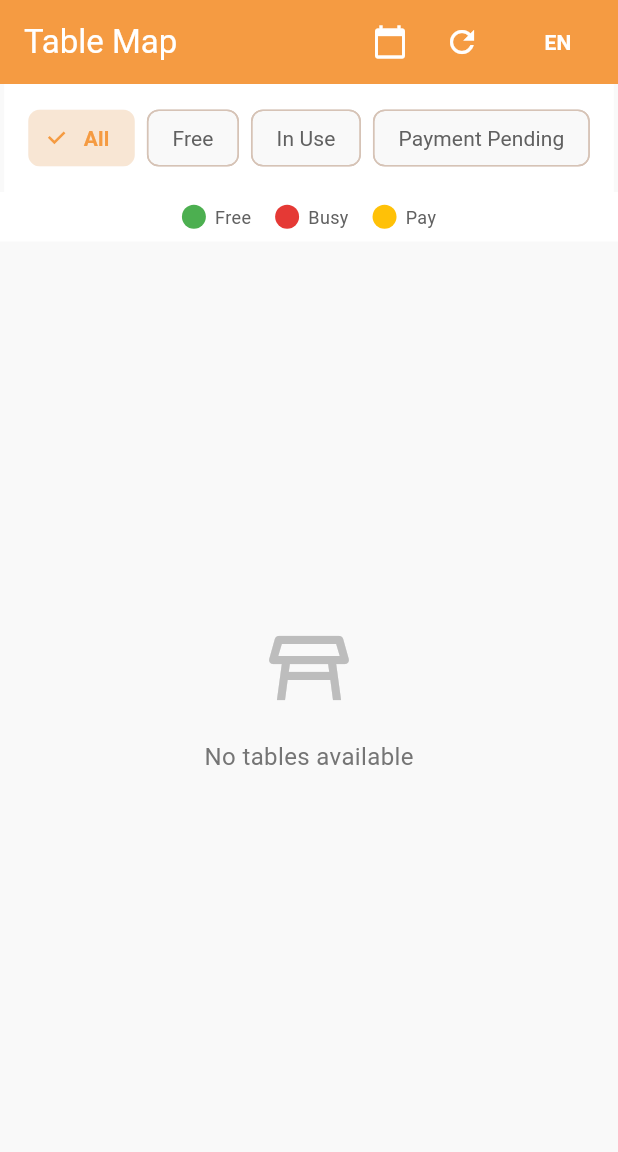
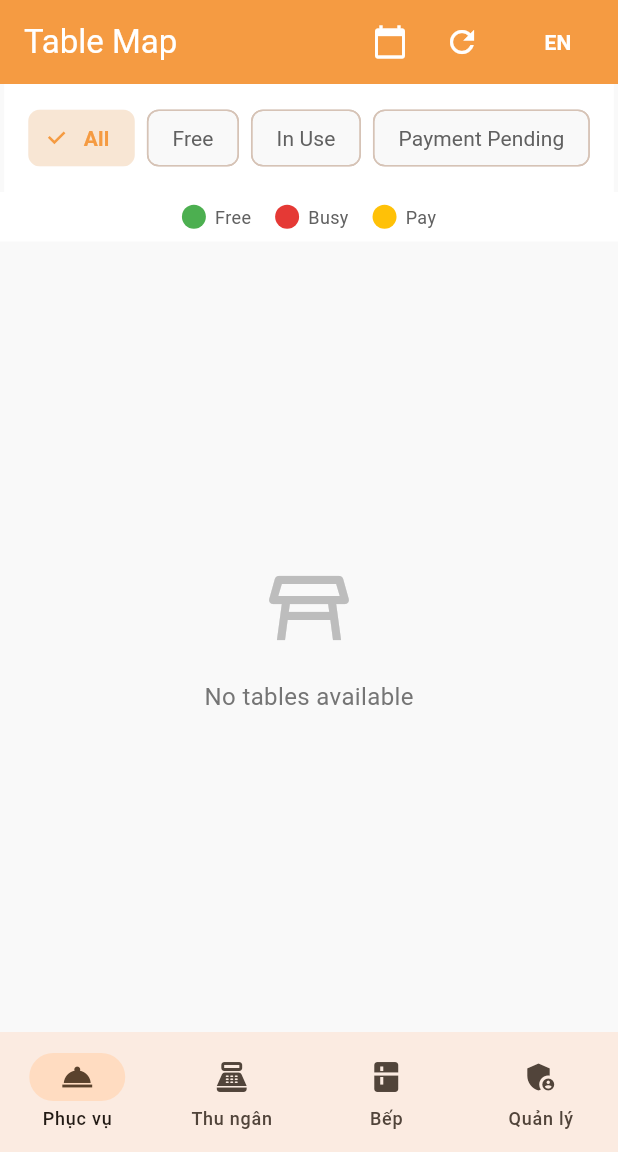
Before and after one commit to wanbetkun00/app-quan-ly-quan-an, a Flutter app: the MainNavigationScaffold screen opened directly with empty values, after a tap on the "refresh" icon, on a phone screen of 412 x 824 dp, the part 84-1236 px from its top. Run offline on Flutter 3.47's test engine with Material 3 defaults, Android fonts, the phone set to English and light mode, and no system bars; our stand-ins replace cloud_firestore, firebase_core, image_picker, open_file, permission_handler; missing offline and left inert: excel; accounts and stored records are empty.

Commit message:
Refactor: Tái cấu trúc phân quyền Manager, Cashier và Waiter
Thay thế Role Staff cũ, thêm Role Cashier.

Cấu hình điều hướng Dashboard và phân quyền truy cập Module Bếp.

Chặn quyền thanh toán của Waiter; bảo mật màn hình Admin cho Manager.

Cập nhật giao diện chọn Role và Checklist kiểm thử.

```diff
--- a/lib/main.dart
+++ b/lib/main.dart
@@ -11,6 +11,7 @@ import 'widgets/tka_logo.dart';
 import 'screens/waiter/waiter_dashboard_screen.dart';
 import 'screens/kitchen/kitchen_display_screen.dart';
 import 'screens/manager/manager_dashboard_screen.dart';
+import 'screens/cashier/cashier_dashboard_screen.dart';
 import 'screens/auth/login_screen.dart';
 import 'models/enums.dart';
 
@@ -63,18 +64,54 @@ class _MainNavigationScaffoldState extends State<MainNavigationScaffold>
   late PageController _pageController;
 
   late final List<Widget> _pages;
+  late final List<NavigationDestination> _destinations;
 
   @override
   void initState() {
     super.initState();
     WidgetsBinding.instance.addObserver(this);
-    _pages = widget.role == UserRole.staff
-        ? const [WaiterDashboardScreen()]
-        : const [
-            WaiterDashboardScreen(),
-            KitchenDisplayScreen(),
-            ManagerDashboardScreen(),
-          ];
+    switch (widget.role) {
+      case UserRole.manager:
+        _pages = const [
+          WaiterDashboardScreen(),
+          CashierDashboardScreen(),
+          KitchenDisplayScreen(),
+          ManagerDashboardScreen(),
+        ];
+        _destinations = [
+          const NavigationDestination(
+            icon: Icon(Icons.room_service),
+            label: 'Phục vụ',
+          ),
+          const NavigationDestination(
+            icon: Icon(Icons.point_of_sale),
+            label: 'Thu ngân',
+          ),
+          const NavigationDestination(icon: Icon(Icons.kitchen), label: 'Bếp'),
+          const NavigationDestination(
+            icon: Icon(Icons.admin_panel_settings),
+            label: 'Quản lý',
+          ),
+        ];
+      case UserRole.cashier:
+        _pages = const [
+          CashierDashboardScreen(),
+          KitchenDisplayScreen(),
+        ];
+        _destinations = const [
+          NavigationDestination(
+            icon: Icon(Icons.point_of_sale),
+            label: 'Thu ngân',
+          ),
+          NavigationDestination(
+            icon: Icon(Icons.kitchen),
+            label: 'Bếp',
+          ),
+        ];
+      case UserRole.waiter:
+        _pages = const [WaiterDashboardScreen()];
+        _destinations = const [];
+    }
     _pageController = PageController(initialPage: _selectedIndex);
   }
 
@@ -110,19 +147,16 @@ class _MainNavigationScaffoldState extends State<MainNavigationScaffold>
 
   @override
   Widget build(BuildContext context) {
-    final strings = context.strings;
     final auth = Provider.of<AuthProvider>(context, listen: false);
 
-    // Nếu là nhân viên, chỉ hiển thị màn hình phục vụ (không có bottom navigation)
-    if (widget.role == UserRole.staff) {
+    // Cashier và Waiter chỉ hiển thị đúng dashboard vai trò của họ.
+    if (widget.role == UserRole.waiter) {
       return Scaffold(
         appBar: AppBar(
-          title: const TkaLogo(fontSize: 20),
+          title: Text('Waiter - ${auth.username ?? ''}'),
           actions: [
             TextButton.icon(
-              onPressed: () {
-                auth.logout();
-              },
+              onPressed: auth.logout,
               icon: const Icon(Icons.logout, size: 18),
               label: Text(context.strings.logout),
             ),
@@ -132,7 +166,37 @@ class _MainNavigationScaffoldState extends State<MainNavigationScaffold>
       );
     }
 
-    // Nếu là quản lý, hiển thị đầy đủ với bottom navigation
+    if (widget.role == UserRole.cashier) {
+      return Scaffold(
+        appBar: AppBar(
+          title: Text('Cashier - ${auth.username ?? ''}'),
+          actions: [
+            TextButton.icon(
+              onPressed: auth.logout,
+              icon: const Icon(Icons.logout, size: 18),
+              label: Text(context.strings.logout),
+            ),
+          ],
+        ),
+        body: PageView(
+          controller: _pageController,
+          onPageChanged: (index) {
+            setState(() {
+              _selectedIndex = index;
+            });
+          },
+          children: _pages,
+        ),
+        bottomNavigationBar: NavigationBar(
+          selectedIndex: _selectedIndex,
+          onDestinationSelected: _onDestinationSelected,
+          animationDuration: const Duration(milliseconds: 300),
+          destinations: _destinations,
+        ),
+      );
+    }
+
+    // Manager có thể truy cập đầy đủ module.
     return Scaffold(
       appBar: AppBar(
         title: const TkaLogo(fontSize: 20),
@@ -159,20 +223,7 @@ class _MainNavigationScaffoldState extends State<MainNavigationScaffold>
         selectedIndex: _selectedIndex,
         onDestinationSelected: _onDestinationSelected,
         animationDuration: const Duration(milliseconds: 300),
-        destinations: [
-          NavigationDestination(
-            icon: const Icon(Icons.restaurant_menu),
-            label: strings.navWaiter,
-          ),
-          NavigationDestination(
-            icon: const Icon(Icons.kitchen),
-            label: strings.navKitchen,
-          ),
-          NavigationDestination(
-            icon: const Icon(Icons.admin_panel_settings),
-            label: strings.navManager,
-          ),
-        ],
+        destinations: _destinations,
       ),
     );
   }
--- a/lib/models/enums.dart
+++ b/lib/models/enums.dart
@@ -6,6 +6,19 @@ enum MenuCategory { food, drink }
 
 enum AppLanguage { en, vi }
 
-enum UserRole { staff, manager }
+enum UserRole { manager, cashier, waiter }
+
+extension UserRoleX on UserRole {
+  String get displayNameVi {
+    switch (this) {
+      case UserRole.manager:
+        return 'Quản lý';
+      case UserRole.cashier:
+        return 'Thu ngân';
+      case UserRole.waiter:
+        return 'Phục vụ';
+    }
+  }
+}
 
 enum ShiftStatus { scheduled, completed, cancelled }
--- /dev/null
+++ b/lib/screens/cashier/cashier_dashboard_screen.dart
@@ -0,0 +1,146 @@
+import 'package:flutter/material.dart';
+import 'package:provider/provider.dart';
+import '../../models/models.dart';
+import '../../providers/app_strings.dart';
+import '../../providers/restaurant_provider.dart';
+import '../../theme/app_theme.dart';
+import '../../widgets/payment_dialog.dart';
+
+class CashierDashboardScreen extends StatelessWidget {
+  const CashierDashboardScreen({super.key});
+
+  @override
+  Widget build(BuildContext context) {
+    return Consumer<RestaurantProvider>(
+      builder: (context, provider, _) {
+        final pendingTables = provider.tables
+            .where((table) => table.status == TableStatus.paymentPending)
+            .toList()
+          ..sort((a, b) => a.id.compareTo(b.id));
+
+        return Scaffold(
+          backgroundColor: AppTheme.lightGreyBg,
+          appBar: AppBar(
+            title: const Text('Thu ngân'),
+            actions: [
+              IconButton(
+                icon: const Icon(Icons.refresh),
+                tooltip: context.strings.refresh,
+                onPressed: () => provider.refreshData(),
+              ),
+            ],
+          ),
+          body: provider.isLoading
+              ? const Center(child: CircularProgressIndicator())
+              : pendingTables.isEmpty
+              ? const _CashierEmptyState()
+              : ListView.builder(
+                  padding: const EdgeInsets.all(16),
+                  itemCount: pendingTables.length,
+                  itemBuilder: (context, index) {
+                    final table = pendingTables[index];
+                    return _PendingPaymentCard(table: table);
+                  },
+                ),
+        );
+      },
+    );
+  }
+}
+
+class _PendingPaymentCard extends StatelessWidget {
+  final TableModel table;
+
+  const _PendingPaymentCard({required this.table});
+
+  @override
+  Widget build(BuildContext context) {
+    final provider = Provider.of<RestaurantProvider>(context, listen: false);
+
+    return Card(
+      margin: const EdgeInsets.only(bottom: 12),
+      child: ListTile(
+        leading: const CircleAvatar(
+          backgroundColor: AppTheme.statusYellow,
+          child: Icon(Icons.receipt_long, color: Colors.white),
+        ),
+        title: Text(
+          table.name,
+          style: const TextStyle(fontWeight: FontWeight.bold),
+        ),
+        subtitle: const Text('Đang chờ thanh toán'),
+        trailing: ElevatedButton.icon(
+          icon: const Icon(Icons.point_of_sale),
+          label: const Text('Thanh toán'),
+          onPressed: () async {
+            await _openPaymentDialog(context, provider, table);
+          },
+        ),
+      ),
+    );
+  }
+
+  Future<void> _openPaymentDialog(
+    BuildContext context,
+    RestaurantProvider provider,
+    TableModel table,
+  ) async {
+    showDialog(
+      context: context,
+      barrierDismissible: false,
+      builder: (dialogContext) =>
+          const Center(child: CircularProgressIndicator()),
+    );
+
+    try {
+      final orders = await provider.getCompletedOrdersForTable(table.id);
+      if (!context.mounted) return;
+      Navigator.pop(context);
+
+      if (orders.isEmpty) {
+        ScaffoldMessenger.of(context).showSnackBar(
+          const SnackBar(
+            content: Text('Không có đơn hàng nào để thanh toán'),
+            backgroundColor: Colors.orange,
+          ),
+        );
+        return;
+      }
+
+      showDialog(
+        context: context,
+        builder: (_) => PaymentDialog(table: table, orders: orders),
+      );
+    } catch (e) {
+      if (!context.mounted) return;
+      Navigator.pop(context);
+      ScaffoldMessenger.of(context).showSnackBar(
+        SnackBar(
+          content: Text('Lỗi khi tải thông tin thanh toán: $e'),
+          backgroundColor: Colors.red,
+        ),
+      );
+    }
+  }
+}
+
+class _CashierEmptyState extends StatelessWidget {
+  const _CashierEmptyState();
+
+  @override
+  Widget build(BuildContext context) {
+    return Center(
+      child: Column(
+        mainAxisAlignment: MainAxisAlignment.center,
+        children: [
+          Icon(Icons.check_circle_outline, size: 72, color: Colors.grey[400]),
+          const SizedBox(height: 12),
+          Text(
+            'Chưa có bàn nào chờ thanh toán',
+            style: TextStyle(color: Colors.grey[600], fontSize: 16),
+          ),
+        ],
+      ),
+    );
+  }
+}
--- a/lib/screens/manager/manager_dashboard_screen.dart
+++ b/lib/screens/manager/manager_dashboard_screen.dart
@@ -9,6 +9,7 @@ import '../../theme/app_theme.dart';
 import '../../utils/vnd_format.dart';
 import '../../widgets/add_menu_item_dialog.dart';
 import '../../widgets/add_table_dialog.dart';
+import '../../widgets/role_guard.dart';
 import 'reports_screen.dart';
 import 'shift_management_screen.dart';
 import 'employee_management_screen.dart';
@@ -21,7 +22,9 @@ class ManagerDashboardScreen extends StatelessWidget {
     final provider = Provider.of<RestaurantProvider>(context);
     final langProvider = Provider.of<LanguageProvider>(context);
 
-    return DefaultTabController(
+    return RoleGuard(
+      allowedRoles: const [UserRole.manager],
+      child: DefaultTabController(
         length: 6,
         child: Scaffold(
           appBar: AppBar(
@@ -487,6 +490,7 @@ class ManagerDashboardScreen extends StatelessWidget {
             ],
           ),
         ),
+      ),
     );
   }
 
--- a/lib/widgets/add_employee_dialog.dart
+++ b/lib/widgets/add_employee_dialog.dart
@@ -33,7 +33,7 @@ class _AddEmployeeDialogState extends State<AddEmployeeDialog> {
       text: widget.employeeToEdit?.username ?? '',
     );
     _passwordController = TextEditingController(text: '');
-    _selectedRole = widget.employeeToEdit?.role ?? UserRole.staff;
+    _selectedRole = widget.employeeToEdit?.role ?? UserRole.waiter;
   }
 
   @override
@@ -153,9 +153,7 @@ class _AddEmployeeDialogState extends State<AddEmployeeDialog> {
                 items: UserRole.values.map((role) {
                   return DropdownMenuItem<UserRole>(
                     value: role,
-                    child: Text(
-                      role == UserRole.manager ? 'Quản lý' : 'Nhân viên',
-                    ),
+                    child: Text(role.displayNameVi),
                   );
                 }).toList(),
                 onChanged: (value) {
--- /dev/null
+++ b/lib/widgets/role_guard.dart
@@ -0,0 +1,39 @@
+import 'package:flutter/material.dart';
+import 'package:provider/provider.dart';
+import '../models/enums.dart';
+import '../providers/auth_provider.dart';
+
+class RoleGuard extends StatelessWidget {
+  final List<UserRole> allowedRoles;
+  final Widget child;
+  final String message;
+
+  const RoleGuard({
+    super.key,
+    required this.allowedRoles,
+    required this.child,
+    this.message = 'Bạn không có quyền truy cập chức năng này.',
+  });
+
+  @override
+  Widget build(BuildContext context) {
+    final role = context.select<AuthProvider, UserRole?>((auth) => auth.role);
+    if (role != null && allowedRoles.contains(role)) {
+      return child;
+    }
+
+    return Scaffold(
+      appBar: AppBar(title: const Text('Không đủ quyền')),
+      body: Center(
+        child: Padding(
+          padding: const EdgeInsets.all(16),
+          child: Text(
+            message,
+            textAlign: TextAlign.center,
+            style: const TextStyle(fontSize: 16),
+          ),
+        ),
+      ),
+    );
+  }
+}
```
Also changed, not shown: lib/constants/dummy_data.dart (deleted, +0 -51 lines), lib/models/employee_model.dart (+10 -4 lines), lib/providers/auth_provider.dart (+27 -5 lines), lib/screens/manager/employee_management_screen.dart (+11 -9 lines), lib/screens/waiter/waiter_dashboard_screen.dart (+8 -59 lines), 3 other files. Lines whose indentation alone changed are shown as unchanged.
